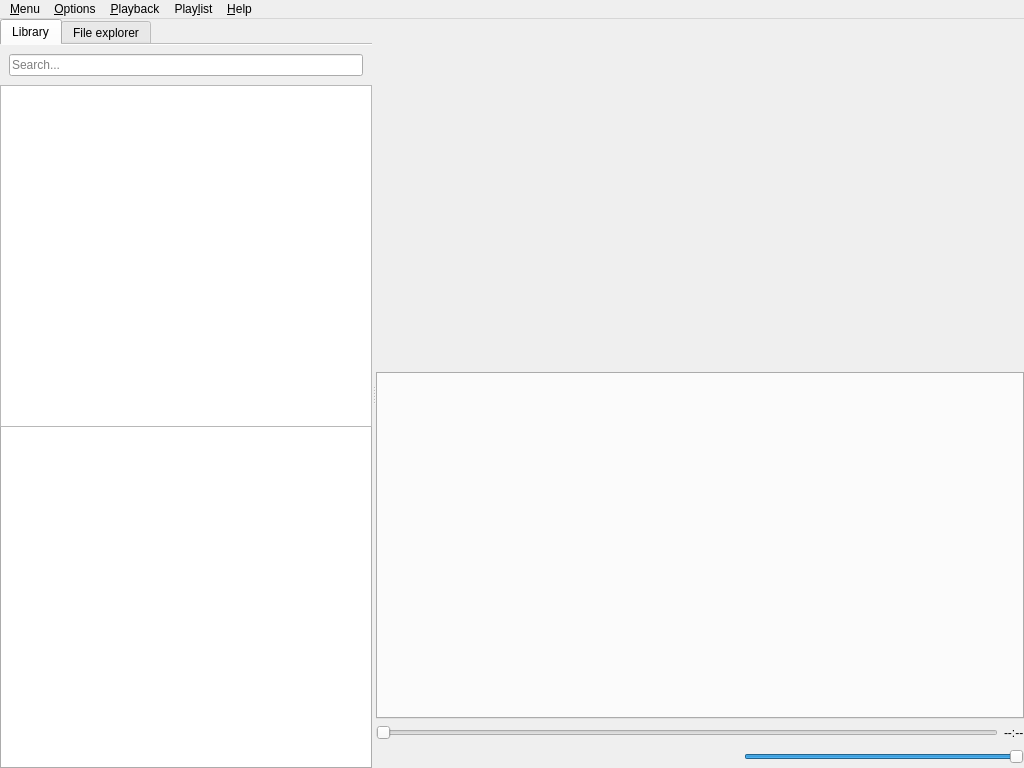
Above: code/src/mainwindow.ui from MBach/Miam-Player before the change. Below: the same form after it.
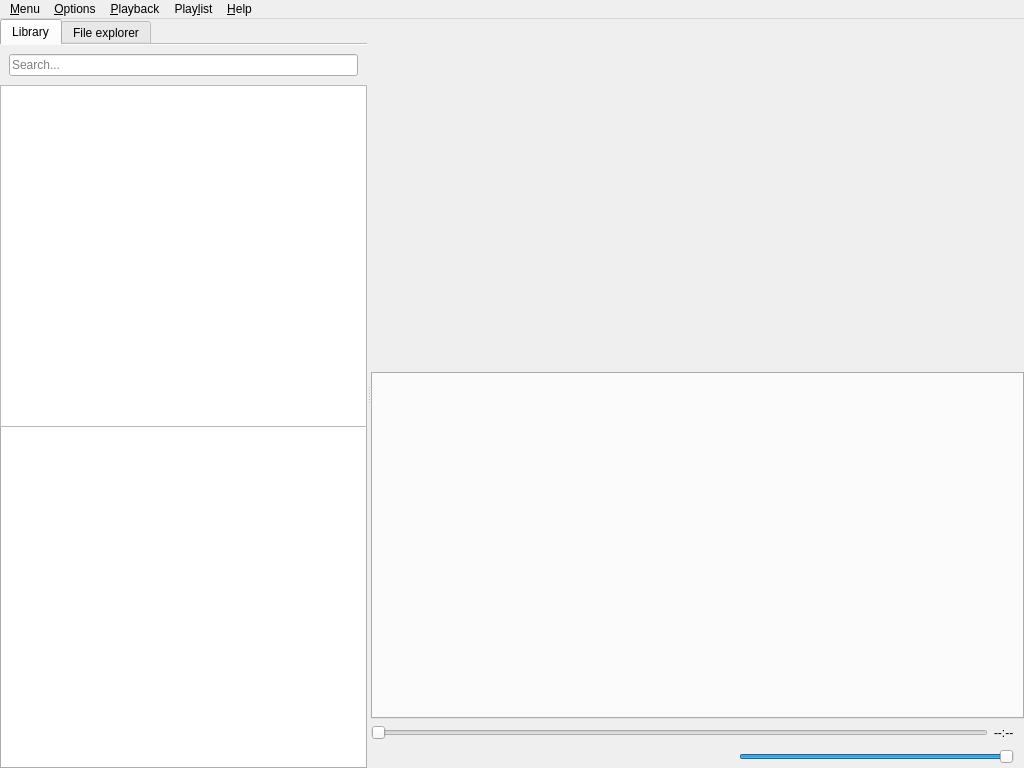
That is the form after the change. Icons and pictures are not drawn. Custom widgets are drawn as their Qt base class.

```diff
--- a/code/src/mainwindow.ui
+++ b/code/src/mainwindow.ui
@@ -165,6 +165,9 @@
         </item>
         <item>
          <layout class="QHBoxLayout" name="horizontalLayout">
+          <property name="rightMargin">
+           <number>10</number>
+          </property>
           <item>
            <widget class="QSlider" name="seekSlider">
             <property name="enabled">
@@ -195,6 +198,9 @@
         </item>
         <item>
          <layout class="QHBoxLayout" name="horizontalLayout_buttons">
+          <property name="rightMargin">
+           <number>10</number>
+          </property>
           <item>
            <widget class="MediaButton" name="skipBackwardButton">
             <property name="styleSheet">
```
